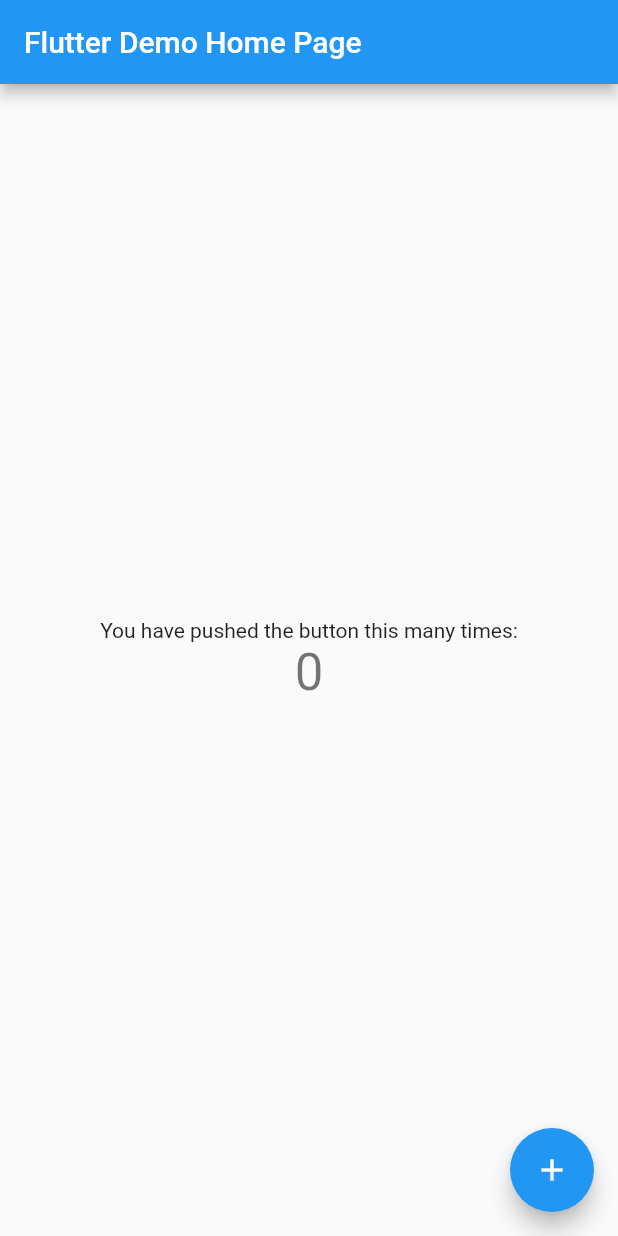
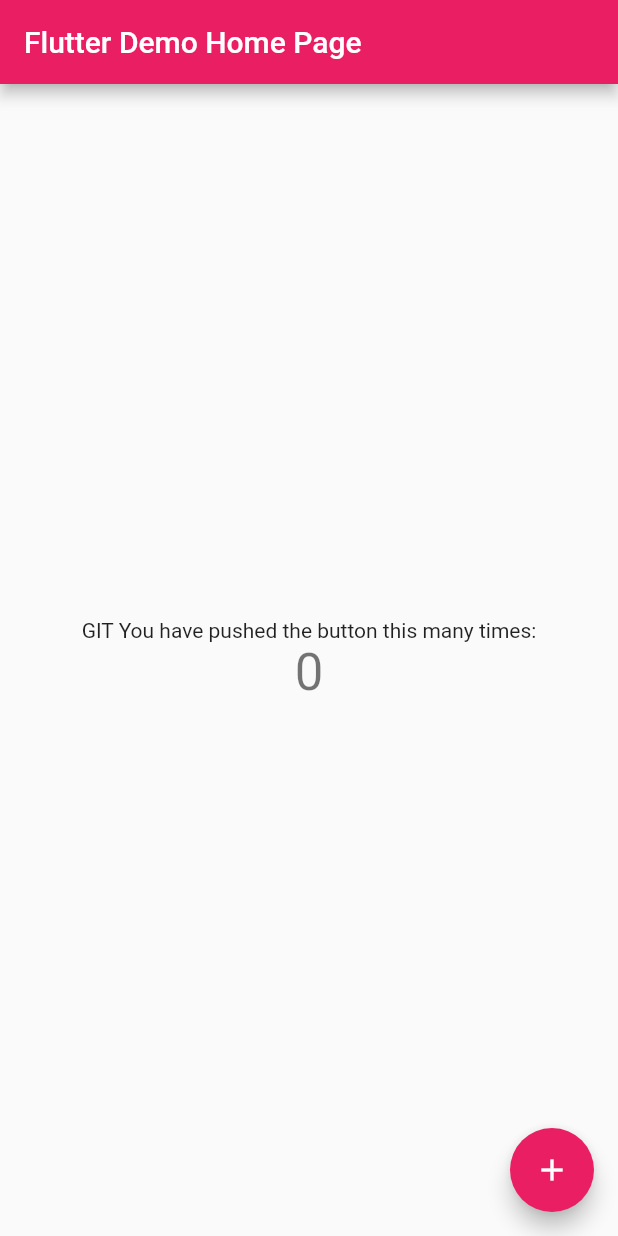
Before and after one commit to bombh/rendeview, a Flutter app: the screen it shows after launch, on a phone screen of 412 x 824 dp. Run offline on Flutter 3.47's test engine with Material 2 defaults, Android fonts, the phone set to English and light mode, and no system bars.

Commit message:
Color to pink

```diff
--- a/lib/main.dart
+++ b/lib/main.dart
@@ -22,7 +22,7 @@ class MyApp extends StatelessWidget {
         // or simply save your changes to "hot reload" in a Flutter IDE).
         // Notice that the counter didn't reset back to zero; the application
         // is not restarted.
-        primarySwatch: Colors.blue,
+        primarySwatch: Colors.pink,
       ),
       home: const MyHomePage(title: 'Flutter Demo Home Page'),
     );
@@ -96,7 +96,7 @@ class _MyHomePageState extends State<MyHomePage> {
           mainAxisAlignment: MainAxisAlignment.center,
           children: <Widget>[
             const Text(
-              'You have pushed the button this many times:',
+              'GIT You have pushed the button this many times:',
             ),
             Text(
               '$_counter',
```
